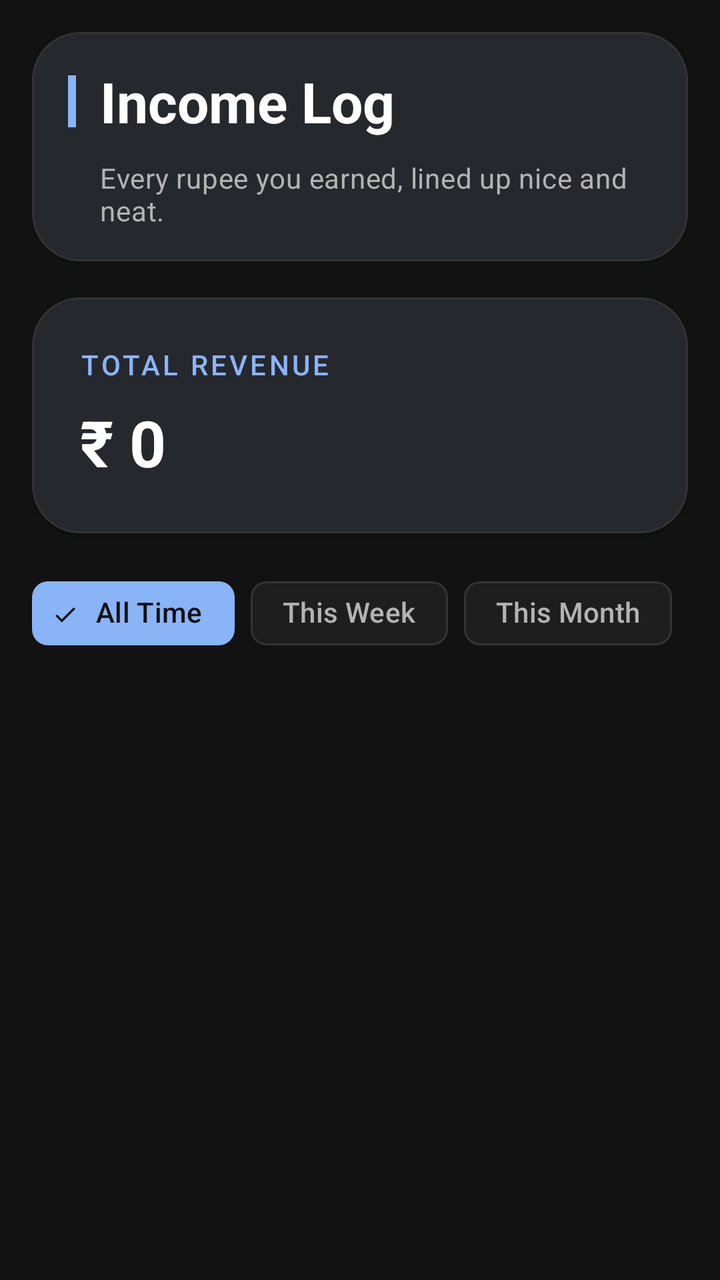
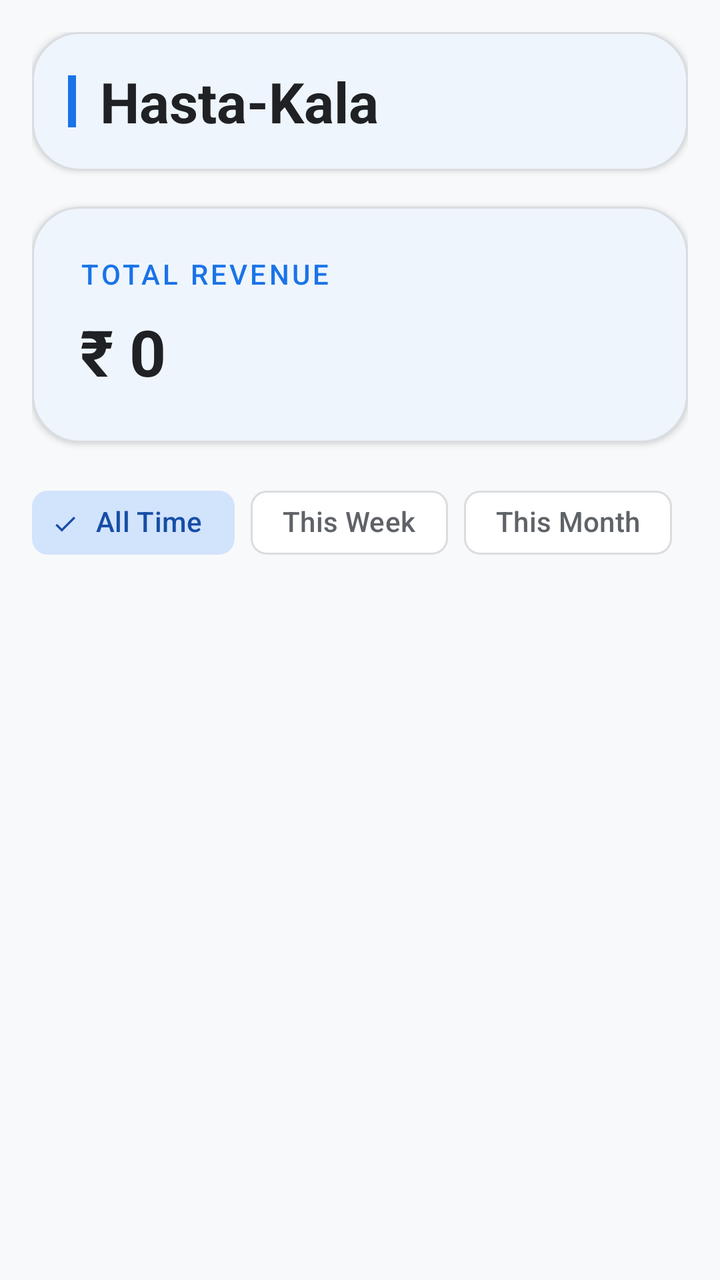

Compare the two renders of this Android layout. The source of the first and the diff that turns it into the second are given below.
<!-- AndroidManifest.xml: application theme Theme.HastaKalaShop -->
<!-- res/layout/fragment_income_log.xml -->
<?xml version="1.0" encoding="utf-8"?>
<androidx.coordinatorlayout.widget.CoordinatorLayout xmlns:android="http://schemas.android.com/apk/res/android"
    xmlns:app="http://schemas.android.com/apk/res-auto"
    xmlns:tools="http://schemas.android.com/tools"
    android:layout_width="match_parent"
    android:layout_height="match_parent"
    android:background="@color/bg_dark">

    <androidx.core.widget.NestedScrollView
        android:layout_width="match_parent"
        android:layout_height="match_parent"
        android:fillViewport="true">

        <LinearLayout
            android:layout_width="match_parent"
            android:layout_height="wrap_content"
            android:orientation="vertical"
            android:padding="16dp">

            
            <com.google.android.material.card.MaterialCardView
                android:layout_width="match_parent"
                android:layout_height="wrap_content"
                android:layout_marginBottom="18dp"
                app:cardCornerRadius="24dp"
                app:cardElevation="2dp"
                app:strokeWidth="1dp"
                app:strokeColor="@color/divider_color"
                app:cardBackgroundColor="@color/surface_dark">

                <LinearLayout
                    android:layout_width="match_parent"
                    android:layout_height="wrap_content"
                    android:orientation="vertical"
                    android:paddingHorizontal="18dp"
                    android:paddingVertical="16dp">

                    <LinearLayout
                        android:layout_width="match_parent"
                        android:layout_height="wrap_content"
                        android:orientation="horizontal"
                        android:gravity="center_vertical">

                        <View
                            android:layout_width="4dp"
                            android:layout_height="26dp"
                            android:background="@color/accent_simple"
                            android:layout_marginEnd="12dp" />

                        <TextView
                            android:layout_width="wrap_content"
                            android:layout_height="wrap_content"
                            android:text="Income Log"
                            android:textAppearance="?attr/textAppearanceHeadlineMedium"
                            android:textColor="@color/text_primary"
                            android:textStyle="bold" />
                    </LinearLayout>

                    <TextView
                        android:layout_width="match_parent"
                        android:layout_height="wrap_content"
                        android:text="@string/income_header_subtitle"
                        android:textAppearance="?attr/textAppearanceBodyMedium"
                        android:textColor="@color/text_secondary"
                        android:layout_marginTop="10dp"
                        android:layout_marginStart="16dp" />
                </LinearLayout>
            </com.google.android.material.card.MaterialCardView>

            
            <com.google.android.material.card.MaterialCardView
                android:layout_width="match_parent"
                android:layout_height="wrap_content"
                app:cardCornerRadius="24dp"
                app:cardElevation="2dp"
                app:strokeWidth="1dp"
                app:strokeColor="@color/divider_color"
                app:cardBackgroundColor="@color/surface_dark"
                android:layout_marginBottom="16dp">

                <LinearLayout
                    android:layout_width="match_parent"
                    android:layout_height="wrap_content"
                    android:orientation="vertical"
                    android:padding="24dp">

                    <TextView
                        android:layout_width="wrap_content"
                        android:layout_height="wrap_content"
                        android:text="TOTAL REVENUE"
                        android:textAppearance="?attr/textAppearanceLabelLarge"
                        android:textColor="@color/accent_simple"
                        android:letterSpacing="0.1" />

                    <TextView
                        android:id="@+id/tv_total_income"
                        android:layout_width="wrap_content"
                        android:layout_height="wrap_content"
                        android:text="₹ 0"
                        android:textAppearance="?attr/textAppearanceHeadlineLarge"
                        android:textColor="@android:color/white"
                        android:layout_marginTop="8dp"
                        android:textStyle="bold" />
                </LinearLayout>
            </com.google.android.material.card.MaterialCardView>

            
            <com.google.android.material.chip.ChipGroup
                android:id="@+id/chip_group_filter"
                android:layout_width="match_parent"
                android:layout_height="wrap_content"
                android:layout_marginBottom="16dp"
                app:singleSelection="true"
                app:selectionRequired="true">

                <com.google.android.material.chip.Chip
                    android:id="@+id/chip_all"
                    style="@style/Widget.Material3.Chip.Filter"
                    android:layout_width="wrap_content"
                    android:layout_height="wrap_content"
                    android:text="All Time"
                    android:checked="true" />

                <com.google.android.material.chip.Chip
                    android:id="@+id/chip_week"
                    style="@style/Widget.Material3.Chip.Filter"
                    android:layout_width="wrap_content"
                    android:layout_height="wrap_content"
                    android:text="This Week" />

                <com.google.android.material.chip.Chip
                    android:id="@+id/chip_month"
                    style="@style/Widget.Material3.Chip.Filter"
                    android:layout_width="wrap_content"
                    android:layout_height="wrap_content"
                    android:text="This Month" />
            </com.google.android.material.chip.ChipGroup>

            <androidx.recyclerview.widget.RecyclerView
                android:id="@+id/recycler_income_log"
                android:layout_width="match_parent"
                android:layout_height="wrap_content"
                android:nestedScrollingEnabled="false"
                app:layoutManager="androidx.recyclerview.widget.LinearLayoutManager"
                tools:listitem="@layout/item_income_log" />

        </LinearLayout>
    </androidx.core.widget.NestedScrollView>

</androidx.coordinatorlayout.widget.CoordinatorLayout>
<!-- res/layout/item_income_log.xml (included above) -->
<?xml version="1.0" encoding="utf-8"?>
<com.google.android.material.card.MaterialCardView xmlns:android="http://schemas.android.com/apk/res/android"
    xmlns:app="http://schemas.android.com/apk/res-auto"
    android:layout_width="match_parent"
    android:layout_height="wrap_content"
    android:layout_marginBottom="10dp"
    app:cardCornerRadius="18dp"
    app:cardElevation="2dp"
    app:strokeWidth="1dp"
    app:strokeColor="@color/divider_color"
    app:cardBackgroundColor="@color/surface_dark">

    <LinearLayout
        android:layout_width="match_parent"
        android:layout_height="wrap_content"
        android:orientation="horizontal"
        android:paddingHorizontal="18dp"
        android:paddingVertical="14dp"
        android:gravity="center_vertical">

        <LinearLayout
            android:layout_width="0dp"
            android:layout_height="wrap_content"
            android:layout_weight="1"
            android:orientation="vertical">

            <TextView
                android:id="@+id/tv_log_item"
                android:layout_width="wrap_content"
                android:layout_height="wrap_content"
                android:text="Banana Bag - Red (x2)"
                android:textAppearance="?attr/textAppearanceBodyLarge"
                android:textStyle="bold"
                android:textColor="@color/text_primary"
                android:maxLines="2"
                android:ellipsize="end" />

            <TextView
                android:id="@+id/tv_log_date"
                android:layout_width="wrap_content"
                android:layout_height="wrap_content"
                android:text="12 Apr 2026, 14:30"
                android:textAppearance="?attr/textAppearanceLabelSmall"
                android:textColor="@color/text_secondary"
                android:layout_marginTop="4dp" />
        </LinearLayout>

        <TextView
            android:id="@+id/tv_log_total"
            android:layout_width="wrap_content"
            android:layout_height="wrap_content"
            android:text="₹ 450"
            android:textAppearance="?attr/textAppearanceTitleMedium"
            android:textColor="@color/text_primary"
            android:textStyle="bold"
            android:paddingStart="12dp" />
    </LinearLayout>

</com.google.android.material.card.MaterialCardView>
<!-- resources referenced by this layout -->
<resources>
  <color name="accent_simple">#8AB4F8</color>
  <color name="bg_dark">#121212</color>
  <color name="divider_color">#333333</color>
  <color name="surface_dark">#1E1E1E</color>
  <color name="text_primary">#FFFFFF</color>
  <color name="text_secondary">#B3B3B3</color>
  <string name="income_header_subtitle">Every rupee you earned, lined up nice and neat.</string>
  <style name="Theme.HastaKalaShop" parent="Theme.Material3.DayNight.NoActionBar">
          <item name="colorPrimary">@color/primary</item>
          <item name="colorOnPrimary">@color/onPrimary</item>
          <item name="colorPrimaryContainer">@color/primaryContainer</item>
          <item name="colorOnPrimaryContainer">@color/onPrimaryContainer</item>
          <item name="colorSecondary">@color/secondary</item>
          <item name="colorOnSecondary">@color/onSecondary</item>
          <item name="android:colorBackground">@color/background</item>
          <item name="colorSurface">@color/surface</item>
          <item name="colorOnSurface">@color/onSurface</item>
          <item name="colorSurfaceVariant">@color/surfaceVariant</item>
          <item name="colorOnSurfaceVariant">@color/onSurfaceVariant</item>
          <item name="colorOutline">@color/outline</item>
          <item name="colorSecondaryContainer">@color/primary</item>
          <item name="colorOnSecondaryContainer">@color/onPrimary</item>
  
          <item name="android:navigationBarColor">@color/bg_dark</item>
          <item name="android:statusBarColor">@color/bg_dark</item>
          
          <item name="android:windowBackground">@color/background</item>
  
          <item name="textAppearanceHeadlineMedium">@style/TextAppearance.HastaKala.HeadlineMedium</item>
          <item name="textAppearanceTitleLarge">@style/TextAppearance.HastaKala.TitleLarge</item>
      </style>
  <color name="primary">@color/accent_simple</color>
  <color name="onPrimary">#121212</color>
  <color name="primaryContainer">#2C2C2C</color>
  <color name="onPrimaryContainer">#8AB4F8</color>
  <color name="secondary">#E8EAED</color>
  <color name="onSecondary">#121212</color>
  <color name="background">@color/bg_dark</color>
  <color name="surface">@color/surface_dark</color>
  <color name="onSurface">@color/text_primary</color>
  <color name="surfaceVariant">@color/surface_variant</color>
  <color name="onSurfaceVariant">@color/text_secondary</color>
  <color name="outline">@color/divider_color</color>
  <style name="TextAppearance.HastaKala.HeadlineMedium" parent="TextAppearance.Material3.HeadlineMedium">
          <item name="android:fontFamily">sans-serif-medium</item>
          <item name="android:textStyle">normal</item>
          <item name="android:textColor">@color/onSurface</item>
      </style>
  <style name="TextAppearance.HastaKala.TitleLarge" parent="TextAppearance.Material3.TitleLarge">
          <item name="android:fontFamily">sans-serif-medium</item>
          <item name="android:textStyle">normal</item>
          <item name="android:textColor">@color/onSurface</item>
      </style>
  <color name="surface_variant">#2C2C2C</color>
</resources>

<!-- the commit's change to res/layout/fragment_income_log.xml (unified diff, before → after) -->
@@ -4,7 +4,7 @@
     xmlns:tools="http://schemas.android.com/tools"
     android:layout_width="match_parent"
     android:layout_height="match_parent"
-    android:background="@color/bg_dark">
+    android:background="@color/background">
 
     <androidx.core.widget.NestedScrollView
         android:layout_width="match_parent"
@@ -26,7 +26,7 @@
                 app:cardElevation="2dp"
                 app:strokeWidth="1dp"
                 app:strokeColor="@color/divider_color"
-                app:cardBackgroundColor="@color/surface_dark">
+                app:cardBackgroundColor="@color/surface">
 
                 <LinearLayout
                     android:layout_width="match_parent"
@@ -50,20 +50,11 @@
                         <TextView
                             android:layout_width="wrap_content"
                             android:layout_height="wrap_content"
-                            android:text="Income Log"
+                            android:text="@string/headline_main"
                             android:textAppearance="?attr/textAppearanceHeadlineMedium"
                             android:textColor="@color/text_primary"
                             android:textStyle="bold" />
                     </LinearLayout>
-
-                    <TextView
-                        android:layout_width="match_parent"
-                        android:layout_height="wrap_content"
-                        android:text="@string/income_header_subtitle"
-                        android:textAppearance="?attr/textAppearanceBodyMedium"
-                        android:textColor="@color/text_secondary"
-                        android:layout_marginTop="10dp"
-                        android:layout_marginStart="16dp" />
                 </LinearLayout>
             </com.google.android.material.card.MaterialCardView>
 
@@ -75,7 +66,7 @@
                 app:cardElevation="2dp"
                 app:strokeWidth="1dp"
                 app:strokeColor="@color/divider_color"
-                app:cardBackgroundColor="@color/surface_dark"
+                app:cardBackgroundColor="@color/surface"
                 android:layout_marginBottom="16dp">
 
                 <LinearLayout
@@ -98,7 +89,7 @@
                         android:layout_height="wrap_content"
                         android:text="₹ 0"
                         android:textAppearance="?attr/textAppearanceHeadlineLarge"
-                        android:textColor="@android:color/white"
+                        android:textColor="@color/text_primary"
                         android:layout_marginTop="8dp"
                         android:textStyle="bold" />
                 </LinearLayout>
@@ -159,7 +150,7 @@
     app:cardElevation="2dp"
     app:strokeWidth="1dp"
     app:strokeColor="@color/divider_color"
-    app:cardBackgroundColor="@color/surface_dark">
+    app:cardBackgroundColor="@color/surface">
 
     <LinearLayout
         android:layout_width="match_parent"
<!-- resource entries referenced after the edit -->
@@ -1,13 +1,11 @@
 <!-- resources referenced by this layout -->
 <resources>
-  <color name="accent_simple">#8AB4F8</color>
-  <color name="bg_dark">#121212</color>
-  <color name="divider_color">#333333</color>
-  <color name="surface_dark">#1E1E1E</color>
-  <color name="text_primary">#FFFFFF</color>
-  <color name="text_secondary">#B3B3B3</color>
-  <string name="income_header_subtitle">Every rupee you earned, lined up nice and neat.</string>
-  <style name="Theme.HastaKalaShop" parent="Theme.Material3.DayNight.NoActionBar">
+  <color name="accent_simple">#1A73E8</color>
+  <color name="divider_color">#DADCE0</color>
+  <color name="text_primary">#202124</color>
+  <color name="text_secondary">#5F6368</color>
+  <string name="headline_main">Hasta-Kala</string>
+  <style name="Theme.HastaKalaShop" parent="Theme.Material3.Light.NoActionBar">
           <item name="colorPrimary">@color/primary</item>
           <item name="colorOnPrimary">@color/onPrimary</item>
           <item name="colorPrimaryContainer">@color/primaryContainer</item>
@@ -20,27 +18,31 @@
           <item name="colorSurfaceVariant">@color/surfaceVariant</item>
           <item name="colorOnSurfaceVariant">@color/onSurfaceVariant</item>
           <item name="colorOutline">@color/outline</item>
-          <item name="colorSecondaryContainer">@color/primary</item>
-          <item name="colorOnSecondaryContainer">@color/onPrimary</item>
+          <item name="colorSecondaryContainer">@color/primaryContainer</item>
+          <item name="colorOnSecondaryContainer">@color/onPrimaryContainer</item>
   
-          <item name="android:navigationBarColor">@color/bg_dark</item>
-          <item name="android:statusBarColor">@color/bg_dark</item>
+          <item name="android:navigationBarColor">@color/background</item>
+          <item name="android:statusBarColor">@color/background</item>
+          <item name="android:windowLightStatusBar">true</item>
+          <item name="android:windowLightNavigationBar">true</item>
           
           <item name="android:windowBackground">@color/background</item>
   
           <item name="textAppearanceHeadlineMedium">@style/TextAppearance.HastaKala.HeadlineMedium</item>
           <item name="textAppearanceTitleLarge">@style/TextAppearance.HastaKala.TitleLarge</item>
       </style>
+  <color name="bg_light">#F8F9FA</color>
+  <color name="surface_light">#FFFFFF</color>
   <color name="primary">@color/accent_simple</color>
-  <color name="onPrimary">#121212</color>
-  <color name="primaryContainer">#2C2C2C</color>
-  <color name="onPrimaryContainer">#8AB4F8</color>
-  <color name="secondary">#E8EAED</color>
-  <color name="onSecondary">#121212</color>
-  <color name="background">@color/bg_dark</color>
-  <color name="surface">@color/surface_dark</color>
+  <color name="onPrimary">#FFFFFF</color>
+  <color name="primaryContainer">#D2E3FC</color>
+  <color name="onPrimaryContainer">#174EA6</color>
+  <color name="secondary">#5F6368</color>
+  <color name="onSecondary">#FFFFFF</color>
+  <color name="background">@color/bg_light</color>
+  <color name="surface">@color/surface_light</color>
   <color name="onSurface">@color/text_primary</color>
-  <color name="surfaceVariant">@color/surface_variant</color>
+  <color name="surfaceVariant">@color/surface_variant_light</color>
   <color name="onSurfaceVariant">@color/text_secondary</color>
   <color name="outline">@color/divider_color</color>
   <style name="TextAppearance.HastaKala.HeadlineMedium" parent="TextAppearance.Material3.HeadlineMedium">
@@ -53,6 +55,6 @@
           <item name="android:textStyle">normal</item>
           <item name="android:textColor">@color/onSurface</item>
       </style>
-  <color name="surface_variant">#2C2C2C</color>
+  <color name="surface_variant_light">#F1F3F4</color>
 </resources>
 
